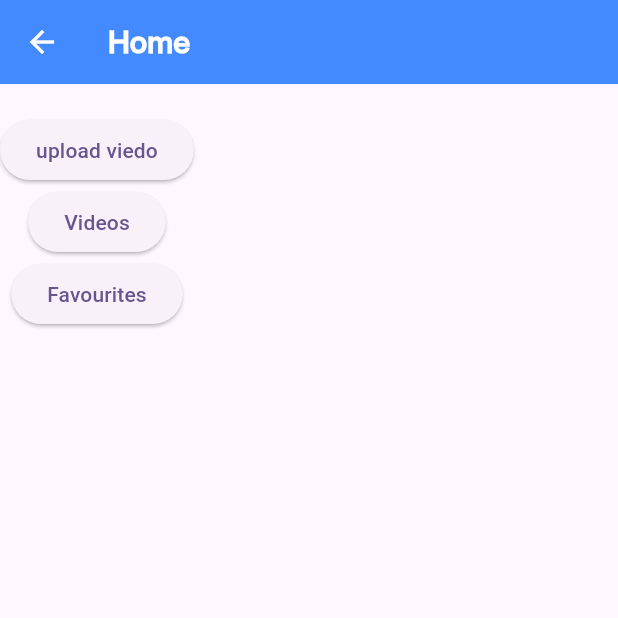
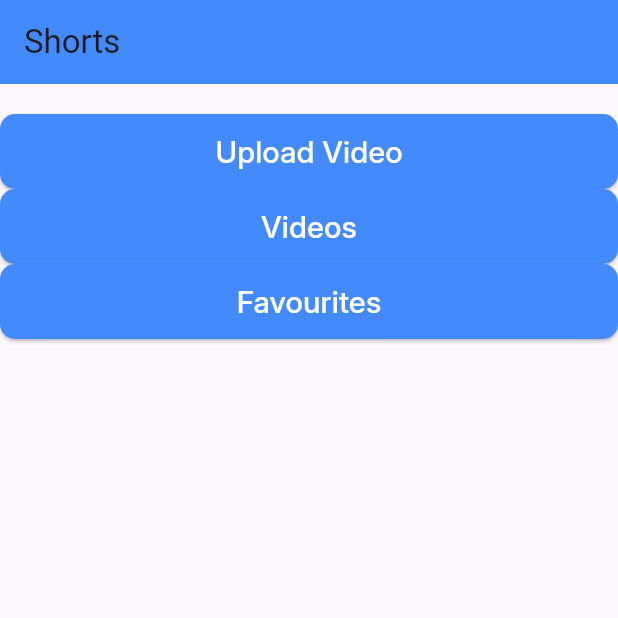
Before and after one commit to mohamedNaser1212/shorts_app, a Flutter app: the MyHomePage screen opened directly with empty values, on a phone screen of 412 x 824 dp, the top half of it. Run offline on Flutter 3.47's test engine with Material 3 defaults, Android fonts, the phone set to English and light mode, and no system bars; our stand-ins replace bloc, cloud_firestore, conditional_builder_null_safety, dartz, dio, file_picker and 13 more; missing offline and left inert: video_thumbnail; accounts and stored records are empty; generated files the repository leaves out were written again; key blocks and very long unbroken strings in the code were emptied for the run.

Commit message:
refactor home page bottons

```diff
--- a/lib/Features/favourites_feature/data/favourites_repo_impl/favourite_repo_impl.dart
+++ b/lib/Features/favourites_feature/data/favourites_repo_impl/favourite_repo_impl.dart
@@ -78,6 +78,6 @@ class FavouritesRepoImpl implements FavouritesRepo {
     // } catch (e) {
     //   print('Error toggling favourite video: $e');
     //   return false;
-    //
+    //ذ
   }
 }
--- a/lib/Features/layout/presentation/screens/home_page.dart
+++ b/lib/Features/layout/presentation/screens/home_page.dart
@@ -1,13 +1,13 @@
 // my_home_page.dart
 
 import 'package:flutter/material.dart';
-import 'package:shorts/Features/layout/presentation/screens/choose_video_page.dart';
-import 'package:shorts/core/functions/navigations_functions.dart';
+import 'package:shorts/Features/layout/presentation/widgets/choose_video_page_elevated_botton.dart';
+import 'package:shorts/Features/layout/presentation/widgets/favourites_page_elevated_botton.dart';
+import 'package:shorts/Features/layout/presentation/widgets/videos_page_elevated_botton.dart';
+import 'package:shorts/core/managers/styles_manager/color_manager.dart';
 import 'package:shorts/core/user_info/domain/user_entity/user_entity.dart';
-import 'package:shorts/core/widgets/custom_app_bar.dart';
 
-import '../../../favourites_feature/presentation/screens/favourites_screen.dart';
-import '../../../videos_feature/presentation/screens/video_page.dart';
+
 
 class MyHomePage extends StatelessWidget {
   const MyHomePage({super.key, required this.currentUser});
@@ -15,36 +15,16 @@ class MyHomePage extends StatelessWidget {
   @override
   Widget build(BuildContext context) {
     return Scaffold(
-        appBar: CustomAppBar(
-          title: 'Home',
+        appBar: AppBar(
+          title: const Text('Shorts'),
+          backgroundColor: ColorController.blueAccent,
         ),
         body: Column(
           children: [
             const SizedBox(height: 20),
-            ElevatedButton(
-              onPressed: () {
-                NavigationManager.navigateTo(
-                    context: context, screen: const ChooseVideoPage());
-              },
-              child: const Text('upload viedo'),
-            ),
-            ElevatedButton(
-              onPressed: () {
-                NavigationManager.navigateTo(
-                    context: context, screen: const VideoPage());
-              },
-              child: const Text('Videos'),
-            ),
-            ElevatedButton(
-              onPressed: () {
-                NavigationManager.navigateTo(
-                    context: context,
-                    screen: FavouritesPage(
-                      currentUser: currentUser,
-                    ));
-              },
-              child: const Text('Favourites'),
-            ),
+            const ChooseVideoPageElevatedBotton(),
+            const VideoPageElevatedBotton(),
+            FavouritesPageElevatedBotton(currentUser: currentUser),
           ],
         ));
   }
--- /dev/null
+++ b/lib/Features/layout/presentation/widgets/choose_video_page_elevated_botton.dart
@@ -0,0 +1,13 @@
+import 'package:flutter/material.dart';
+import 'package:shorts/core/widgets/custom_elevated_botton.dart';
+
+class ChooseVideoPageElevatedBotton extends StatelessWidget {
+  const ChooseVideoPageElevatedBotton({
+    super.key,
+  });
+
+  @override
+  Widget build(BuildContext context) {
+    return CustomElevatedButton.chooseVideoPageBotton(context: context);
+  }
+}
--- /dev/null
+++ b/lib/Features/layout/presentation/widgets/favourites_page_elevated_botton.dart
@@ -0,0 +1,23 @@
+import 'package:flutter/material.dart';
+import 'package:shorts/Features/favourites_feature/presentation/screens/favourites_screen.dart';
+import 'package:shorts/core/functions/navigations_functions.dart';
+import 'package:shorts/core/user_info/domain/user_entity/user_entity.dart';
+import 'package:shorts/core/widgets/custom_elevated_botton.dart';
+import 'package:shorts/core/widgets/reusable_elevated_botton.dart';
+
+class FavouritesPageElevatedBotton extends StatelessWidget {
+  const FavouritesPageElevatedBotton({
+    super.key,
+    required this.currentUser,
+  });
+
+  final UserEntity currentUser;
+
+  @override
+  Widget build(BuildContext context) {
+    return CustomElevatedButton.favouritesPageBotton(
+      context: context,
+      currentUser: currentUser,
+    );
+  }
+}
--- /dev/null
+++ b/lib/Features/layout/presentation/widgets/videos_page_elevated_botton.dart
@@ -0,0 +1,13 @@
+import 'package:flutter/material.dart';
+import 'package:shorts/core/widgets/custom_elevated_botton.dart';
+
+class VideoPageElevatedBotton extends StatelessWidget {
+  const VideoPageElevatedBotton({
+    super.key,
+  });
+
+  @override
+  Widget build(BuildContext context) {
+    return CustomElevatedButton.videoPageBotton(context: context);
+  }
+}
--- a/lib/core/widgets/custom_elevated_botton.dart
+++ b/lib/core/widgets/custom_elevated_botton.dart
@@ -1,4 +1,9 @@
 import 'package:flutter/material.dart';
+import 'package:shorts/Features/favourites_feature/presentation/screens/favourites_screen.dart';
+import 'package:shorts/Features/layout/presentation/screens/choose_video_page.dart';
+import 'package:shorts/Features/videos_feature/presentation/screens/video_page.dart';
+import 'package:shorts/core/functions/navigations_functions.dart';
+import 'package:shorts/core/user_info/domain/user_entity/user_entity.dart';
 import 'package:shorts/core/widgets/reusable_elevated_botton.dart';
 
 import '../../Features/authentication_feature/data/user_model/login_request_model.dart';
@@ -40,8 +45,33 @@ class CustomElevatedButton extends StatelessWidget {
     );
   }
 
+  factory CustomElevatedButton.favouritesPageBotton({
+    required BuildContext context,
+    required UserEntity currentUser,
+  }) {
+    return CustomElevatedButton._(
+      onPressed: () => _navigateToFavouritesPage(context, currentUser),
+      label: 'Favourites',
+    );
+  }
 
+  factory CustomElevatedButton.videoPageBotton({
+    required BuildContext context,
+  }) {
+    return CustomElevatedButton._(
+      onPressed: () => _navigateToVideoPage(context),
+      label: 'Videos',
+    );
+  }
 
+  factory CustomElevatedButton.chooseVideoPageBotton({
+    required BuildContext context,
+  }) {
+    return CustomElevatedButton._(
+      onPressed: () => _navigateToChooseVideoPage(context),
+      label: 'Upload Video',
+    );
+  }
 
   static void _loginAction(LoginScreenState state, BuildContext context) {
     if (state.formKey.currentState!.validate()) {
@@ -54,8 +84,7 @@ class CustomElevatedButton extends StatelessWidget {
     }
   }
 
-  static void _registerAction(
-      BuildContext context, RegisterScreenBodyState state) {
+  static void _registerAction(BuildContext context, RegisterScreenBodyState state) {
     if (state.formKey.currentState!.validate()) {
       RegisterCubit.get(context).userRegister(
         requestModel: RegisterRequestModel(
@@ -68,46 +97,27 @@ class CustomElevatedButton extends StatelessWidget {
     }
   }
 
-  // static void _checkoutAction(BuildContext context, num total) {
-  //   PaymentCubit.get(context).getClientSecret(
-  //     amount: total.toInt(),
-  //     currency: 'EGP',
-  //   );
-  // }
+  // Private navigation methods
+  static void _navigateToFavouritesPage(BuildContext context, UserEntity currentUser) {
+    NavigationManager.navigateTo(
+      context: context,
+      screen: FavouritesPage(currentUser: currentUser),
+    );
+  }
 
-  // static void _updateAction(
-  //   BuildContext context,
-  //   SettingsScreenState userState,
-  //   GlobalKey<FormState> formKey,
-  // ) {
-  //   if (formKey.currentState!.validate()) {
-  //     final cubit = UpdateUserDataCubit.get(context);
-  //     UpdateUserDataCubit.get(context).userModel =
-  //         UserInfoCubit.get(context).userEntity;
-  //     if (cubit.checkDataChanges(
-  //       name: userState.nameController.text,
-  //       email: userState.emailController.text,
-  //       phone: userState.phoneController.text,
-  //     )) {
-  //       cubit.updateUserData(
-  //         updateUserRequestModel: UpdateUserRequestModel(
-  //           name: userState.nameController.text,
-  //           email: userState.emailController.text,
-  //           phone: userState.phoneController.text,
-  //         ),
-  //       );
-  //     } else {
-  //       showToast(
-  //         message: 'No changes detected. Your data is up-to-date.',
-  //         color: ColorController.greenAccent,
-  //       );
-  //     }
-  //   }
-  // }
+  static void _navigateToVideoPage(BuildContext context) {
+    NavigationManager.navigateTo(
+      context: context,
+      screen: const VideoPage(),
+    );
+  }
 
-  // static void _signOutAction(BuildContext context) {
-  //   SignOutCubit.get(context).signOut();
-  // }
+  static void _navigateToChooseVideoPage(BuildContext context) {
+    NavigationManager.navigateTo(
+      context: context,
+      screen: const ChooseVideoPage(),
+    );
+  }
 
   @override
   Widget build(BuildContext context) {
```
